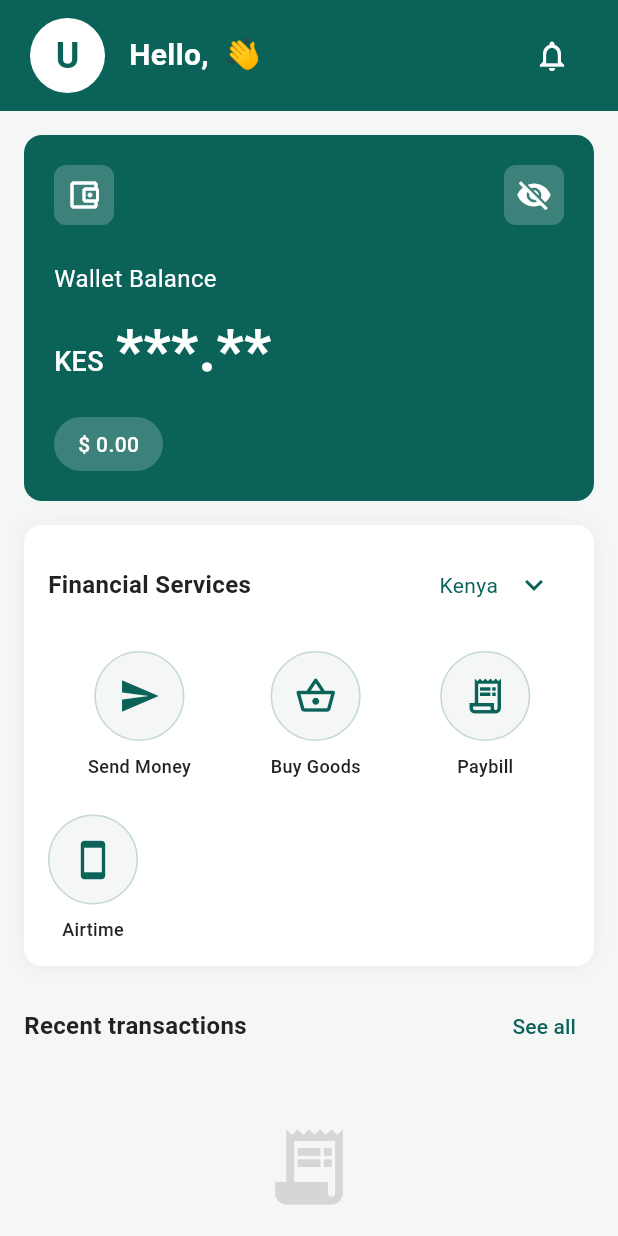
After one commit to Faqih001/pretium_finance, a Flutter app: the DashboardPage screen opened directly, on a phone screen of 412 x 824 dp. The commit adds this screen. Run offline on Flutter 3.47's test engine with Material 3 defaults, Android fonts, the phone set to English and light mode, and no system bars; our stand-ins replace shared_preferences, smooth_page_indicator; accounts and stored records are empty.

Commit message:
Refactor UI text styling in ForgotPasswordPage, LoginPage, and SignupPage for consistency; add DashboardPage with user data loading and financial services overview.

```diff
--- /dev/null
+++ b/lib/screens/dashboard_page.dart
@@ -0,0 +1,408 @@
+import 'package:flutter/material.dart';
+import '../services/storage_service.dart';
+
+class DashboardPage extends StatefulWidget {
+  const DashboardPage({super.key});
+
+  @override
+  State<DashboardPage> createState() => _DashboardPageState();
+}
+
+class _DashboardPageState extends State<DashboardPage> {
+  String _firstName = '';
+  bool _isBalanceVisible = false;
+
+  @override
+  void initState() {
+    super.initState();
+    _loadUserData();
+  }
+
+  Future<void> _loadUserData() async {
+    final userData = await StorageService.getUserData();
+    if (userData != null) {
+      setState(() {
+        _firstName = userData['firstName'] ?? '';
+      });
+    }
+  }
+
+  @override
+  Widget build(BuildContext context) {
+    return Scaffold(
+      backgroundColor: const Color(0xFFF5F7F6),
+      body: SafeArea(
+        child: Column(
+          children: [
+            // Top app bar with greeting and notification
+            _buildAppBar(),
+
+            // Wallet balance card
+            _buildWalletCard(),
+
+            // Financial services section
+            _buildFinancialServices(),
+
+            // Recent transactions section
+            _buildRecentTransactions(),
+
+            const Spacer(),
+
+            // Bottom navigation
+            _buildBottomNavigation(),
+          ],
+        ),
+      ),
+    );
+  }
+
+  Widget _buildAppBar() {
+    return Container(
+      padding: const EdgeInsets.symmetric(horizontal: 20, vertical: 12),
+      color: const Color(0xFF0B6259),
+      child: Row(
+        children: [
+          // Avatar circle with first letter
+          Container(
+            width: 50,
+            height: 50,
+            decoration: const BoxDecoration(
+              color: Colors.white,
+              shape: BoxShape.circle,
+            ),
+            child: Center(
+              child: Text(
+                _firstName.isNotEmpty ? _firstName[0].toUpperCase() : 'U',
+                style: const TextStyle(
+                  fontSize: 24,
+                  fontWeight: FontWeight.bold,
+                  color: Color(0xFF0B6259),
+                ),
+              ),
+            ),
+          ),
+          const SizedBox(width: 16),
+          // Greeting text
+          Expanded(
+            child: Text(
+              'Hello, $_firstName 👋',
+              style: const TextStyle(
+                fontSize: 20,
+                fontWeight: FontWeight.bold,
+                color: Colors.white,
+              ),
+            ),
+          ),
+          // Notification bell
+          IconButton(
+            icon: const Icon(Icons.notifications_outlined, color: Colors.white),
+            onPressed: () {
+              // Handle notifications
+            },
+          ),
+        ],
+      ),
+    );
+  }
+
+  Widget _buildWalletCard() {
+    return Container(
+      margin: const EdgeInsets.all(16),
+      padding: const EdgeInsets.all(20),
+      decoration: BoxDecoration(
+        color: const Color(0xFF0B6259),
+        borderRadius: BorderRadius.circular(12),
+      ),
+      child: Column(
+        crossAxisAlignment: CrossAxisAlignment.start,
+        children: [
+          Row(
+            mainAxisAlignment: MainAxisAlignment.spaceBetween,
+            children: [
+              // Wallet icon
+              Container(
+                padding: const EdgeInsets.all(8),
+                decoration: BoxDecoration(
+                  color: Colors.white.withOpacity(0.2),
+                  borderRadius: BorderRadius.circular(8),
+                ),
+                child: const Icon(
+                  Icons.account_balance_wallet_outlined,
+                  color: Colors.white,
+                ),
+              ),
+              // Eye icon to toggle balance visibility
+              GestureDetector(
+                onTap: () {
+                  setState(() {
+                    _isBalanceVisible = !_isBalanceVisible;
+                  });
+                },
+                child: Container(
+                  padding: const EdgeInsets.all(8),
+                  decoration: BoxDecoration(
+                    color: Colors.white.withOpacity(0.2),
+                    borderRadius: BorderRadius.circular(8),
+                  ),
+                  child: Icon(
+                    _isBalanceVisible ? Icons.visibility : Icons.visibility_off,
+                    color: Colors.white,
+                  ),
+                ),
+              ),
+            ],
+          ),
+          const SizedBox(height: 24),
+          const Text(
+            'Wallet Balance',
+            style: TextStyle(fontSize: 16, color: Colors.white),
+          ),
+          const SizedBox(height: 8),
+          Row(
+            crossAxisAlignment: CrossAxisAlignment.baseline,
+            textBaseline: TextBaseline.alphabetic,
+            children: [
+              const Text(
+                'KES',
+                style: TextStyle(
+                  fontSize: 18,
+                  fontWeight: FontWeight.w500,
+                  color: Colors.white,
+                ),
+              ),
+              const SizedBox(width: 8),
+              Text(
+                _isBalanceVisible ? '0.00' : '***.**',
+                style: const TextStyle(
+                  fontSize: 40,
+                  fontWeight: FontWeight.bold,
+                  color: Colors.white,
+                ),
+              ),
+            ],
+          ),
+          const SizedBox(height: 16),
+          Container(
+            padding: const EdgeInsets.symmetric(horizontal: 16, vertical: 8),
+            decoration: BoxDecoration(
+              color: Colors.white.withOpacity(0.2),
+              borderRadius: BorderRadius.circular(30),
+            ),
+            child: const Text(
+              '\$ 0.00',
+              style: TextStyle(
+                fontSize: 14,
+                fontWeight: FontWeight.w500,
+                color: Colors.white,
+              ),
+            ),
+          ),
+        ],
+      ),
+    );
+  }
+
+  Widget _buildFinancialServices() {
+    return Container(
+      margin: const EdgeInsets.symmetric(horizontal: 16),
+      padding: const EdgeInsets.symmetric(vertical: 16, horizontal: 16),
+      decoration: BoxDecoration(
+        color: Colors.white,
+        borderRadius: BorderRadius.circular(12),
+        boxShadow: [
+          BoxShadow(
+            color: Colors.black.withOpacity(0.05),
+            blurRadius: 10,
+            spreadRadius: 0,
+          ),
+        ],
+      ),
+      child: Column(
+        children: [
+          Row(
+            mainAxisAlignment: MainAxisAlignment.spaceBetween,
+            children: [
+              const Text(
+                'Financial Services',
+                style: TextStyle(
+                  fontSize: 16,
+                  fontWeight: FontWeight.bold,
+                  color: Color(0xFF222222),
+                ),
+              ),
+              Row(
+                children: [
+                  const Text(
+                    'Kenya',
+                    style: TextStyle(fontSize: 14, color: Color(0xFF0B6259)),
+                  ),
+                  IconButton(
+                    icon: const Icon(
+                      Icons.keyboard_arrow_down,
+                      color: Color(0xFF0B6259),
+                    ),
+                    onPressed: () {
+                      // Show country selection
+                    },
+                  ),
+                ],
+              ),
+            ],
+          ),
+          const SizedBox(height: 20),
+          Row(
+            mainAxisAlignment: MainAxisAlignment.spaceAround,
+            children: [
+              _buildServiceButton(Icons.send, 'Send Money'),
+              _buildServiceButton(Icons.shopping_basket_outlined, 'Buy Goods'),
+              _buildServiceButton(Icons.receipt_long_outlined, 'Paybill'),
+            ],
+          ),
+          const SizedBox(height: 24),
+          Row(
+            mainAxisAlignment: MainAxisAlignment.start,
+            children: [
+              _buildServiceButton(Icons.smartphone, 'Airtime'),
+              const SizedBox(width: 16),
+              // Add more services as needed
+            ],
+          ),
+        ],
+      ),
+    );
+  }
+
+  Widget _buildServiceButton(IconData icon, String label) {
+    return Column(
+      children: [
+        Container(
+          width: 60,
+          height: 60,
+          decoration: BoxDecoration(
+            color: const Color(0xFFF5F7F6),
+            borderRadius: BorderRadius.circular(30),
+            border: Border.all(
+              color: const Color(0xFF0B6259).withOpacity(0.2),
+              width: 1,
+            ),
+          ),
+          child: Icon(icon, size: 28, color: const Color(0xFF0B6259)),
+        ),
+        const SizedBox(height: 8),
+        Text(
+          label,
+          style: const TextStyle(
+            fontSize: 12,
+            fontWeight: FontWeight.w500,
+            color: Color(0xFF222222),
+          ),
+        ),
+      ],
+    );
+  }
+
+  Widget _buildRecentTransactions() {
+    return Container(
+      margin: const EdgeInsets.all(16),
+      child: Column(
+        children: [
+          Row(
+            mainAxisAlignment: MainAxisAlignment.spaceBetween,
+            children: [
+              const Text(
+                'Recent transactions',
+                style: TextStyle(
+                  fontSize: 16,
+                  fontWeight: FontWeight.bold,
+                  color: Color(0xFF222222),
+                ),
+              ),
+              TextButton(
+                onPressed: () {
+                  // Navigate to all transactions
+                },
+                child: const Text(
+                  'See all',
+                  style: TextStyle(
+                    fontSize: 14,
+                    color: Color(0xFF0B6259),
+                    fontWeight: FontWeight.w500,
+                  ),
+                ),
+              ),
+            ],
+          ),
+          const SizedBox(height: 40),
+          // Empty state for transactions
+          Column(
+            children: [
+              Icon(Icons.receipt_long, size: 60, color: Colors.grey[350]),
+              const SizedBox(height: 16),
+              const Text(
+                'No recent transactions',
+                style: TextStyle(fontSize: 16, color: Color(0xFF999999)),
+              ),
+            ],
+          ),
+        ],
+      ),
+    );
+  }
+
+  Widget _buildBottomNavigation() {
+    return Container(
+      padding: const EdgeInsets.symmetric(vertical: 12),
+      decoration: BoxDecoration(
+        color: Colors.white,
+        boxShadow: [
+          BoxShadow(
+            color: Colors.black.withOpacity(0.05),
+            blurRadius: 10,
+            spreadRadius: 0,
+            offset: const Offset(0, -2),
+          ),
+        ],
+      ),
+      child: Row(
+        mainAxisAlignment: MainAxisAlignment.spaceAround,
+        children: [
+          IconButton(
+            icon: const Icon(
+              Icons.account_balance_wallet_outlined,
+              color: Color(0xFF0B6259),
+            ),
+            onPressed: () {
+              // Already on wallet page
+            },
+          ),
+          Container(
+            width: 60,
+            height: 60,
+            decoration: BoxDecoration(
+              color: const Color(0xFF0B6259),
+              shape: BoxShape.circle,
+              boxShadow: [
+                BoxShadow(
+                  color: const Color(0xFF0B6259).withOpacity(0.3),
+                  blurRadius: 8,
+                  spreadRadius: 2,
+                ),
+              ],
+            ),
+            child: const Icon(
+              Icons.qr_code_scanner,
+              color: Colors.white,
+              size: 30,
+            ),
+          ),
+          IconButton(
+            icon: const Icon(Icons.menu, color: Colors.grey),
+            onPressed: () {
+              // Open menu
+            },
+          ),
+        ],
+      ),
+    );
+  }
+}
--- a/lib/screens/login_page.dart
+++ b/lib/screens/login_page.dart
@@ -1,6 +1,7 @@
 import 'package:flutter/material.dart';
 import 'forgot_password_page.dart';
 import 'signup_page.dart';
+import 'dashboard_page.dart';
 import '../services/storage_service.dart';
 
 class LoginPage extends StatefulWidget {
@@ -151,10 +152,20 @@ class _LoginPageState extends State<LoginPage> {
                     children: [
                       Checkbox(
                         value: _rememberMe,
-                        onChanged: (value) {
+                        onChanged: (value) async {
                           setState(() {
                             _rememberMe = value ?? false;
                           });
+
+                          // If remember me is checked, save the email
+                          if (_rememberMe && _emailController.text.isNotEmpty) {
+                            await StorageService.saveEmail(
+                              _emailController.text,
+                            );
+                          } else if (!_rememberMe) {
+                            // If unchecked, clear saved email
+                            await StorageService.saveEmail('');
+                          }
                         },
                         activeColor: const Color(0xFF0B6259),
                         shape: RoundedRectangleBorder(
@@ -199,7 +210,8 @@ class _LoginPageState extends State<LoginPage> {
                 child: ElevatedButton(
                   onPressed: () async {
                     // Validate inputs
-                    if (_emailController.text.isEmpty || _passwordController.text.isEmpty) {
+                    if (_emailController.text.isEmpty ||
+                        _passwordController.text.isEmpty) {
                       ScaffoldMessenger.of(context).showSnackBar(
                         const SnackBar(
                           content: Text('Please enter both email and password'),
@@ -216,7 +228,6 @@ class _LoginPageState extends State<LoginPage> {
                     if (userData != null &&
                         userData['email'] == _emailController.text &&
                         userData['password'] == _passwordController.text) {
-
                       // Save login status and current email
                       await StorageService.saveLoginStatus(true);
                       await StorageService.saveEmail(_emailController.text);
@@ -230,8 +241,13 @@ class _LoginPageState extends State<LoginPage> {
                           ),
                         );
 
-                        // TODO: Navigate to dashboard/home screen
-                        // For now, we'll just show a success message
+                        // Navigate to dashboard screen
+                        Navigator.pushReplacement(
+                          context,
+                          MaterialPageRoute(
+                            builder: (context) => const DashboardPage(),
+                          ),
+                        );
                       }
                     } else {
                       // Invalid credentials
```
Also changed, not shown: lib/screens/forgot_password_page.dart (+14 -9 lines), lib/screens/signup_page.dart (+7 -6 lines).
